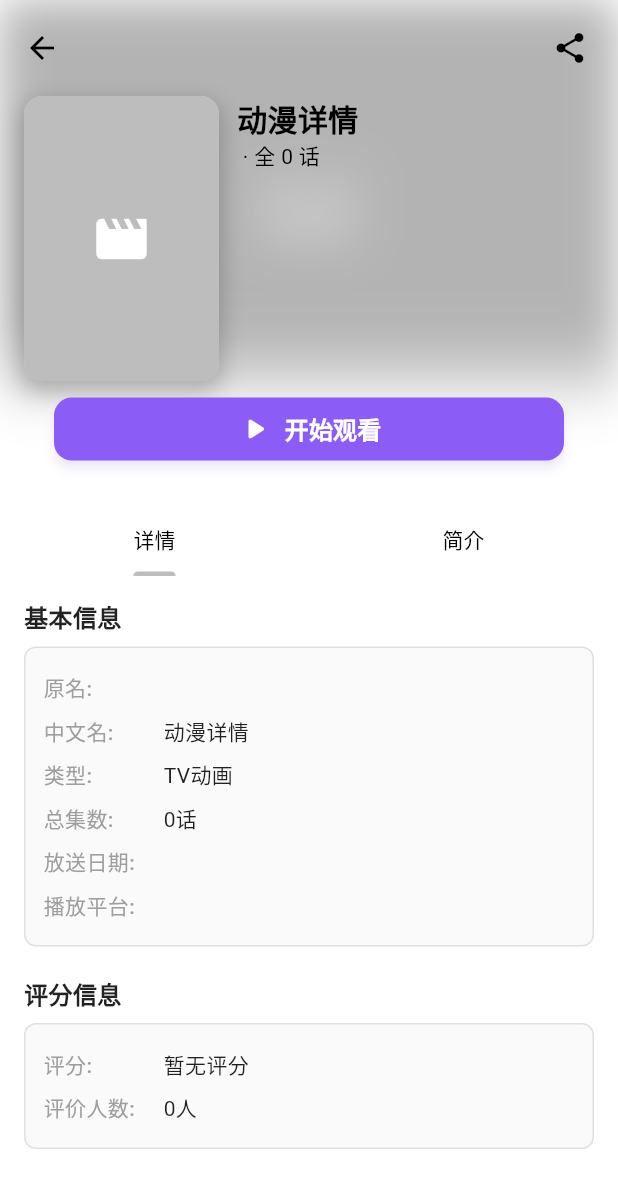
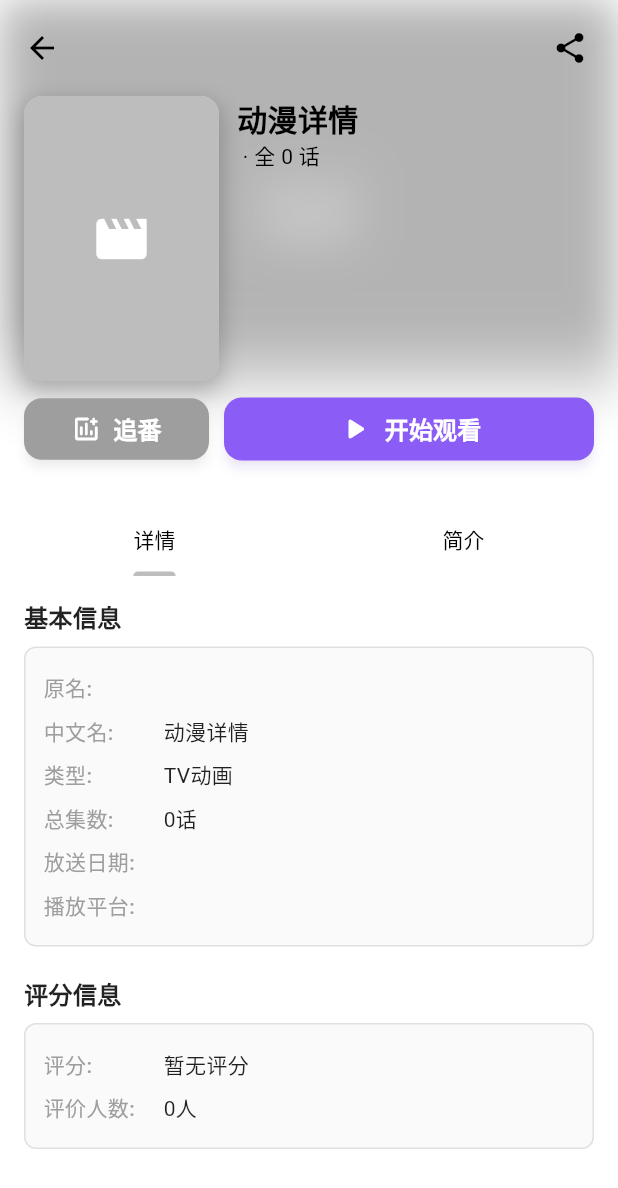
Before and after one commit to LiggMax/Flutter-Anime, a Flutter app: the AnimeDataPage screen opened directly with empty values, on a phone screen of 412 x 824 dp. Shown: the top 1188 px of the screen. Run offline on Flutter 3.47's test engine with Material 3 defaults, Android fonts, the light colour scheme and no system bars; our stand-ins replace curved_navigation_bar, dio, shared_preferences; accounts and stored records are empty; network calls fail.

Commit message:
feat(anime_headx): 更新 AnimePlayButton 组件
- 添加追番按钮

```diff
--- a/lib/page/animeinfos/anime_head.dart
+++ b/lib/page/animeinfos/anime_head.dart
@@ -439,7 +439,7 @@ class BangumiInfoCard extends StatelessWidget {
   }
 }
 
-/// 播放按钮组件
+/// 钮组件
 class AnimePlayButton extends StatelessWidget {
   final VoidCallback onPressed;
 
@@ -450,9 +450,43 @@ class AnimePlayButton extends StatelessWidget {
 
   @override
   Widget build(BuildContext context) {
-    return Container(
+    return SizedBox(
       width: double.infinity,
-      margin: const EdgeInsets.symmetric(horizontal: 20),
+      child: Row(
+        children: [
+          // 新增的左侧按钮
+          Expanded(
+            flex: 1,
+            child: ElevatedButton.icon(
+              onPressed: () {
+                // TODO: 处理左侧按钮点击事件
+              },
+              style: ElevatedButton.styleFrom(
+                backgroundColor: Colors.grey, // 左侧按钮颜色
+                foregroundColor: Colors.white,
+                padding: const EdgeInsets.symmetric(vertical: 9),
+                shape: RoundedRectangleBorder(
+                  borderRadius: BorderRadius.circular(12),
+                ),
+                elevation: 3,
+                shadowColor: Colors.grey.withAlpha(53),
+              ),
+              icon: const Icon(Icons.add_chart_rounded, size: 20), // 左侧图标
+              label: const Text(
+                '追番',
+                style: TextStyle(
+                  fontSize: 16,
+                  fontWeight: FontWeight.w600,
+                ),
+              ),
+            ),
+          ),
+
+          const SizedBox(width: 10), // 按钮之间的间距
+
+          // 开始观看按钮
+          Expanded(
+            flex: 2,
             child: ElevatedButton.icon(
               onPressed: onPressed,
               style: ElevatedButton.styleFrom(
@@ -477,6 +511,9 @@ class AnimePlayButton extends StatelessWidget {
                 ),
               ),
             ),
+          ),
+        ],
+      ),
     );
   }
 }
```
Lines whose indentation alone changed are shown as unchanged.
